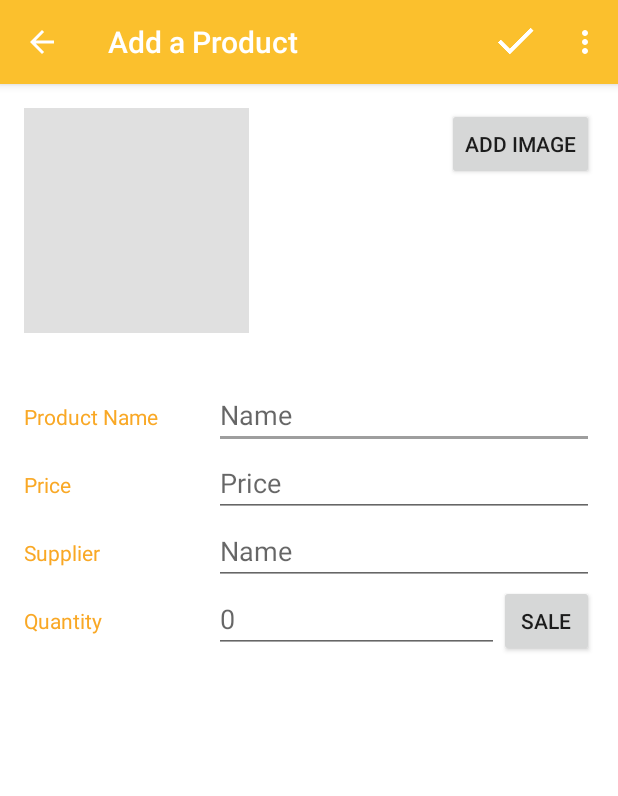
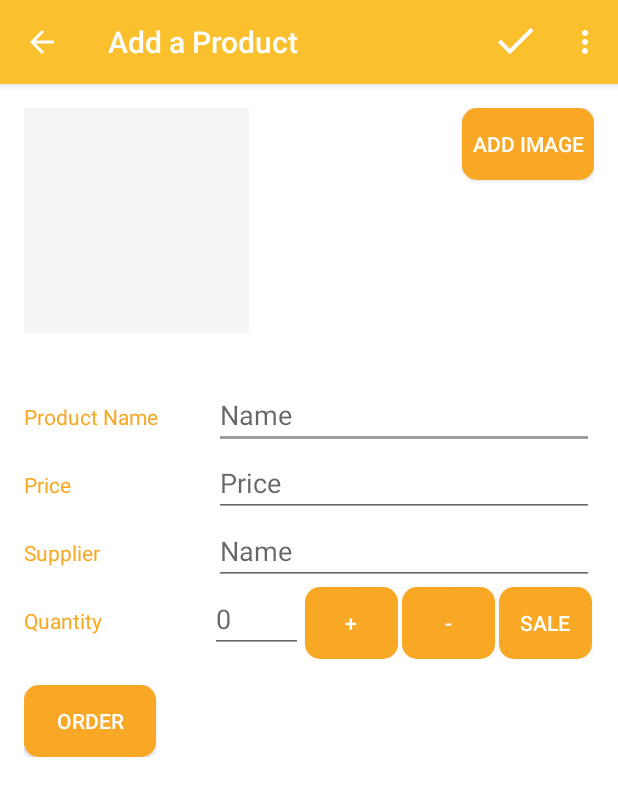
Before and after one commit to ghenamd/InventoryApp, an Android app: the EditorActivity screen opened directly, with no data from a screen before it, on a phone screen of 412 x 824 dp. Shown: the top 796 px of the screen. Run offline under Robolectric (Android 15) with nearby library versions, the phone set to English and light mode, and no system bars; pictures from the network do not load.

Commit message:
Final commit before review

```diff
--- a/app/src/main/java/com/example/android/inventoryapp/EditorActivity.java
+++ b/app/src/main/java/com/example/android/inventoryapp/EditorActivity.java
@@ -17,6 +17,7 @@ import android.support.v4.app.NavUtils;
 import android.support.v7.app.AlertDialog;
 import android.support.v7.app.AppCompatActivity;
 import android.text.TextUtils;
+import android.util.Log;
 import android.view.Menu;
 import android.view.MenuItem;
 import android.view.MotionEvent;
@@ -49,12 +50,9 @@ public class EditorActivity extends AppCompatActivity implements LoaderManager.L
     private Uri mUri;
     private Uri mCurrentProductUri;
     private static final String STATE_URI = "STATE_URI";
-
     private static final int SEND_MAIL_REQUEST = 1;
     private static final int PICK_IMAGE_REQUEST = 0;
-
     private static final int INVENTORY_LOADER = 0;
-
     private boolean mInventoryHasChanged = false;
     private View.OnTouchListener mTouchListener = new View.OnTouchListener() {
         @Override
@@ -64,13 +62,12 @@ public class EditorActivity extends AppCompatActivity implements LoaderManager.L
         }
     };
 
-
     @Override
     protected void onCreate(Bundle savedInstanceState) {
         super.onCreate(savedInstanceState);
         setContentView(R.layout.activity_editor);
 
-        Intent intent = getIntent();
+        final Intent intent = getIntent();
         mCurrentProductUri = intent.getData();
 
         if (mCurrentProductUri == null) {
@@ -105,9 +102,37 @@ public class EditorActivity extends AppCompatActivity implements LoaderManager.L
         sale.setOnClickListener(new View.OnClickListener() {
             @Override
             public void onClick(View v) {
-
+                decrement();
+            }
+        });
+        final Button decrement = (Button)findViewById(R.id.decrement);
+        decrement.setOnClickListener(new View.OnClickListener() {
+            @Override
+            public void onClick(View v) {
+                decrement();
+            }
+        });
+        Button increment = (Button)findViewById(R.id.increment);
+        increment.setOnClickListener(new View.OnClickListener() {
+            @Override
+            public void onClick(View v) {
+                increment();
+            }
+        });
+        Button order = (Button)findViewById(R.id.order);
+        order.setOnClickListener(new View.OnClickListener() {
+            @Override
+            public void onClick(View v) {
+                Intent emailIntent = new Intent(Intent.ACTION_SENDTO);
+                emailIntent.putExtra(Intent.EXTRA_SUBJECT,mProductName.toString().trim());
+                emailIntent.putExtra(Intent.EXTRA_TEXT," Dear " + mSupplier.toString().trim());
+                startActivity(Intent.createChooser(emailIntent, "Send Email"));
+            }
+        });
+    }
+    public void decrement(){
         String quantityEdit = quantity.getText().toString().trim();
-                if (quantityEdit == null || quantityEdit.isEmpty()) {
+        if (quantityEdit.isEmpty()) {
             quantityEdit = "0";
         }
         mQuantity = Integer.parseInt(quantityEdit);
@@ -118,10 +143,17 @@ public class EditorActivity extends AppCompatActivity implements LoaderManager.L
         }
         quantity.setText(String.valueOf(mQuantity));
     }
-        });
+    public void increment(){
 
+        String quantityEdit = quantity.getText().toString().trim();
+        if (quantityEdit.isEmpty()) {
+            quantityEdit = "0";
         }
-
+        mQuantity = Integer.parseInt(quantityEdit);
+        mQuantity += 1;
+        Log.v("This is QUANTITY:",String.valueOf(mQuantity));
+        quantity.setText(String.valueOf(mQuantity));
+    }
     @Override
     protected void onSaveInstanceState(Bundle outState) {
         super.onSaveInstanceState(outState);
@@ -129,7 +161,6 @@ public class EditorActivity extends AppCompatActivity implements LoaderManager.L
         if (mUri != null)
             outState.putString(STATE_URI, mUri.toString());
     }
-
     @Override
     protected void onRestoreInstanceState(Bundle savedInstanceState) {
         super.onRestoreInstanceState(savedInstanceState);
@@ -148,7 +179,6 @@ public class EditorActivity extends AppCompatActivity implements LoaderManager.L
             });
         }
     }
-
     @Override
     public void onActivityResult(int requestCode, int resultCode, Intent resultData) {
         // The ACTION_OPEN_DOCUMENT intent was sent with the request code READ_REQUEST_CODE.
@@ -228,7 +258,6 @@ public class EditorActivity extends AppCompatActivity implements LoaderManager.L
         super.onPrepareOptionsMenu(menu);
         return true;
     }
-
     private void saveProduct() {
         String productName = mProductName.getText().toString().trim();
         String productPrice = mPrice.getText().toString().trim();
@@ -361,7 +390,6 @@ public class EditorActivity extends AppCompatActivity implements LoaderManager.L
                 null,                   // No selection clause
                 null,                   // No selection arguments
                 null);                  // Default sort order
-
     }
 
     @Override
@@ -393,7 +421,7 @@ public class EditorActivity extends AppCompatActivity implements LoaderManager.L
         mPrice.setText("");
         mSupplier.setText("");
         quantity.setText("");
-        mProductImage.setImageResource(R.mipmap.ic_launcher_round);
+
     }
 
     private void showUnsavedChangesDialog(
--- a/app/src/main/java/com/example/android/inventoryapp/InventoryCursorAdapter.java
+++ b/app/src/main/java/com/example/android/inventoryapp/InventoryCursorAdapter.java
@@ -63,7 +63,7 @@ public class InventoryCursorAdapter extends CursorAdapter{
         productImage.setImageURI(image);
         Picasso.with(context)
                 .load(image)
-                .placeholder(R.mipmap.ic_launcher)// This is the image holder if the image is missing
+                .placeholder(R.drawable.placeholder)// This is the image holder if the image is missing
                 .fit()
                 .into(productImage);
 
--- /dev/null
+++ b/app/src/main/res/drawable/my_button.xml
@@ -0,0 +1,7 @@
+<?xml version="1.0" encoding="utf-8"?>
+<shape xmlns:android="http://schemas.android.com/apk/res/android"
+    android:shape="rectangle" android:padding="10dp">
+    <!-- you can use any color you want I used here gray color-->
+    <solid android:color="#F9A825"/>
+    <corners android:radius="10dp"/>
+</shape>
--- a/app/src/main/res/layout/activity_editor.xml
+++ b/app/src/main/res/layout/activity_editor.xml
@@ -1,116 +1,128 @@
 <?xml version="1.0" encoding="utf-8"?>
-<LinearLayout xmlns:android="http://schemas.android.com/apk/res/android"
-    android:orientation="vertical" android:layout_width="match_parent"
+<ScrollView xmlns:android="http://schemas.android.com/apk/res/android"
+    android:layout_width="match_parent"
     android:layout_height="match_parent"
-    android:background="#FFFFFF">
-
+    android:background="@color/white"
+    android:orientation="vertical">
+<LinearLayout
+    android:layout_width="match_parent"
+    android:layout_height="wrap_content"
+    android:orientation="vertical">
     <RelativeLayout
         android:layout_width="match_parent"
         android:layout_height="wrap_content"
         android:padding="@dimen/padding_layout">
+
         <ImageView
-            android:layout_width="150dp"
-            android:layout_height="150dp"
-            android:background="@color/divider"
-            android:id="@+id/product_image_editor"/>
+            android:id="@+id/product_image_editor"
+            android:layout_width="@dimen/imageView_dimen"
+            android:scaleType="fitXY"
+            android:layout_height="@dimen/imageView_dimen"
+            android:background="@color/divider" />
+
         <Button
-            android:layout_width="wrap_content"
-            android:layout_height="wrap_content"
             android:id="@+id/new_picture_button"
-            android:text="@string/insert_a_new_picture"
-            android:layout_alignParentRight="true"/>
+            style="@style/buttonStyle_one"
+            android:layout_alignParentRight="true"
+            android:text="@string/insert_a_new_picture" />
+    </RelativeLayout>
 
-    </RelativeLayout>
     <LinearLayout
         android:layout_width="match_parent"
         android:layout_height="wrap_content"
         android:orientation="vertical"
         android:padding="@dimen/padding_layout">
+
         <LinearLayout
             android:layout_width="match_parent"
             android:layout_height="wrap_content">
-        <TextView
-            android:layout_width="0dp"
-            android:layout_height="wrap_content"
-            android:layout_weight="1"
-            android:textColor="@color/primary_text"
-            android:textAppearance="?android:textAppearanceSmall"
-            android:text="@string/product_name_editor"/>
+
+            <TextView
+                style="@style/textViewStyle"
+                android:layout_weight="1"
+                android:text="@string/product_name_editor" />
+
             <EditText
-                android:layout_width="0dp"
-                android:layout_height="wrap_content"
                 android:id="@+id/product_name_editor"
+               style="@style/editText"
                 android:layout_weight="2"
-                android:inputType="textCapWords"
                 android:hint="@string/name_editor"
-                android:textAppearance="?android:textAppearanceMedium"/>
+                android:inputType="textCapWords" />
         </LinearLayout>
+
         <LinearLayout
             android:layout_width="match_parent"
             android:layout_height="wrap_content">
+
             <TextView
-                android:layout_width="0dp"
+                style="@style/textViewStyle"
                 android:layout_weight="1"
-                android:layout_height="wrap_content"
-                android:textColor="@color/primary_text"
-                android:textAppearance="?android:textAppearanceSmall"
-                android:text="@string/product_price_editor"/>
+                android:text="@string/product_price_editor" />
+
             <EditText
-                android:layout_width="0dp"
-                android:layout_height="wrap_content"
                 android:id="@+id/product_price_editor"
+                style="@style/editText"
                 android:layout_weight="2"
-                android:inputType="number"
                 android:hint="@string/price_editor_hint"
-                android:textAppearance="?android:textAppearanceMedium"/>
+                android:inputType="number" />
         </LinearLayout>
+
         <LinearLayout
             android:layout_width="match_parent"
             android:layout_height="wrap_content">
+
             <TextView
-                android:layout_width="0dp"
+                style="@style/textViewStyle"
                 android:layout_weight="1"
-                android:layout_height="wrap_content"
-                android:textColor="@color/primary_text"
-                android:textAppearance="?android:textAppearanceSmall"
-                android:text="@string/supplier_editior"/>
+                android:text="@string/supplier_editior" />
+
             <EditText
-                android:layout_width="0dp"
-                android:layout_height="wrap_content"
                 android:id="@+id/product_supplier_editor"
+               style="@style/editText"
                 android:layout_weight="2"
-                android:inputType="textCapWords"
                 android:hint="@string/name_editor"
-                android:textAppearance="?android:textAppearanceMedium"/>
+                android:inputType="textCapWords" />
         </LinearLayout>
+
         <LinearLayout
             android:layout_width="match_parent"
             android:layout_height="wrap_content">
+
             <TextView
-                android:layout_width="0dp"
+                style="@style/textViewStyle"
                 android:layout_weight="2"
-                android:layout_height="wrap_content"
-                android:textColor="@color/primary_text"
-                android:textAppearance="?android:textAppearanceSmall"
-                android:text="@string/quantity_editor"/>
+                android:text="@string/quantity_editor"
+                />
+
             <EditText
-                android:layout_width="0dp"
-                android:layout_height="wrap_content"
                 android:id="@+id/product_quantity_editor"
-                android:layout_weight="3"
-                android:inputType="number"
+                style="@style/editText"
+                android:layout_weight="1"
                 android:hint="@string/units_editor"
-                android:textAppearance="?android:textAppearanceMedium"/>
+                android:inputType="number" />
+
             <Button
-                android:layout_width="0dp"
-                android:layout_weight="1"
+                android:id="@+id/increment"
+                style="@style/buttonStyle"
+                android:text="@string/plus" />
+
+            <Button
+                android:id="@+id/decrement"
+                style="@style/buttonStyle"
+                android:text="@string/minus" />
+
+            <Button
                 android:id="@+id/sale"
-                android:layout_height="wrap_content"
-                android:padding="@dimen/padding_editor"
-                android:text="@string/sale_editor"/>
+                style="@style/buttonStyle"
+                android:text="@string/sale_editor" />
 
         </LinearLayout>
+
+        <Button
+            android:id="@+id/order"
+            style="@style/buttonStyle_one"
+            android:layout_marginTop="@dimen/layout_margin_top"
+            android:text="@string/order"/>
     </LinearLayout>
-
-
 </LinearLayout>
+</ScrollView>
--- a/app/src/main/res/values/colors.xml
+++ b/app/src/main/res/values/colors.xml
@@ -2,13 +2,9 @@
 <resources>
     <color name="colorPrimary"> #FBC02D</color>
     <color name="colorPrimaryDark">#FFD600</color>
-    <color name="primary_light">#FFF9C4</color>
     <color name="colorAccent">#9E9E9E</color>
     <color name="primary_text">#F9A825</color>
-    <color name="secondary_text">#757575</color>
-    <color name="icons">#212121</color>
-    <color name="green">#99e500</color>
-    <color name="divider">#E0E0E0</color>
+    <color name="divider">#F5F5F5</color>
     <color name="black">#000000</color>
     <color name="white">#FFFFFF</color>
 </resources>
--- a/app/src/main/res/values/dimen.xml
+++ b/app/src/main/res/values/dimen.xml
@@ -5,5 +5,8 @@
     <dimen name="margin_layout">16dp</dimen>
     <dimen name="padding_right">6dp</dimen>
     <dimen name="textSize">14sp</dimen>
-    <dimen name="padding_editor">8dp</dimen>
+    <dimen name="layout_margin_top">16dp</dimen>
+    <dimen name="layout_margin">1dp</dimen>
+    <dimen name="imageView_dimen">150dp</dimen>
+    <dimen name="layout_width_zero">0dp</dimen>
 </resources>
--- a/app/src/main/res/values/strings.xml
+++ b/app/src/main/res/values/strings.xml
@@ -33,5 +33,8 @@
     <string name="unknown_supplier">Unknown supplier</string>
     <string name="unknown_quantity">Unknown quantity</string>
     <string name="quantity_zero">Quantity cannot be less than 0</string>
+    <string name="plus">+</string>
+    <string name="minus">-</string>
+    <string name="order">order</string>
 
 </resources>
--- a/app/src/main/res/values/styles.xml
+++ b/app/src/main/res/values/styles.xml
@@ -7,5 +7,30 @@
         <item name="colorPrimaryDark">@color/colorPrimaryDark</item>
         <item name="colorAccent">@color/colorAccent</item>
     </style>
+    <style name="buttonStyle">
+        <item name="android:layout_height">wrap_content</item>
+        <item name="android:layout_margin">@dimen/layout_margin</item>
+        <item name="android:layout_width">@dimen/layout_width_zero</item>
+        <item name="android:layout_weight">1</item>
+        <item name="android:textColor">@color/white</item>
+        <item name="android:background">@drawable/my_button</item>
+    </style>
+    <style name="buttonStyle_one">
+        <item name="android:layout_width">wrap_content</item>
+        <item name="android:layout_height">wrap_content</item>
+        <item name="android:textColor">@color/white</item>
+        <item name="android:background">@drawable/my_button</item>
+    </style>
+    <style name="editText">
+        <item name="android:layout_width">@dimen/layout_width_zero</item>
+        <item name="android:layout_height">wrap_content</item>
+        <item name="android:textAppearance">?android:textAppearanceMedium</item>
+    </style>
+    <style name="textViewStyle">
+        <item name="android:layout_width">@dimen/layout_width_zero</item>
+        <item name="android:layout_height">wrap_content</item>
+        <item name="android:textAppearance">?android:textAppearanceSmall</item>
+        <item name="android:textColor">@color/primary_text</item>
+    </style>
 
 </resources>
```
Also changed, not shown: app/src/main/res/drawable-hdpi/placeholder.png (added), app/src/main/res/drawable-mdpi/placeholder.png (added), app/src/main/res/drawable-xhdpi/placeholder.png (added), app/src/main/res/drawable-xxhdpi/placeholder.png (added), app/src/main/res/drawable-xxxhdpi/placeholder.png (added), app/src/main/res/mipmap-hdpi/ic_launcher_round.png (deleted), app/src/main/res/mipmap-mdpi/ic_launcher_round.png (deleted), app/src/main/res/mipmap-xhdpi/ic_launcher_round.png (deleted), app/src/main/res/mipmap-xxhdpi/ic_launcher_round.png (deleted), app/src/main/res/mipmap-xxxhdpi/ic_launcher_round.png (deleted). Lines whose indentation alone changed are shown as unchanged.
